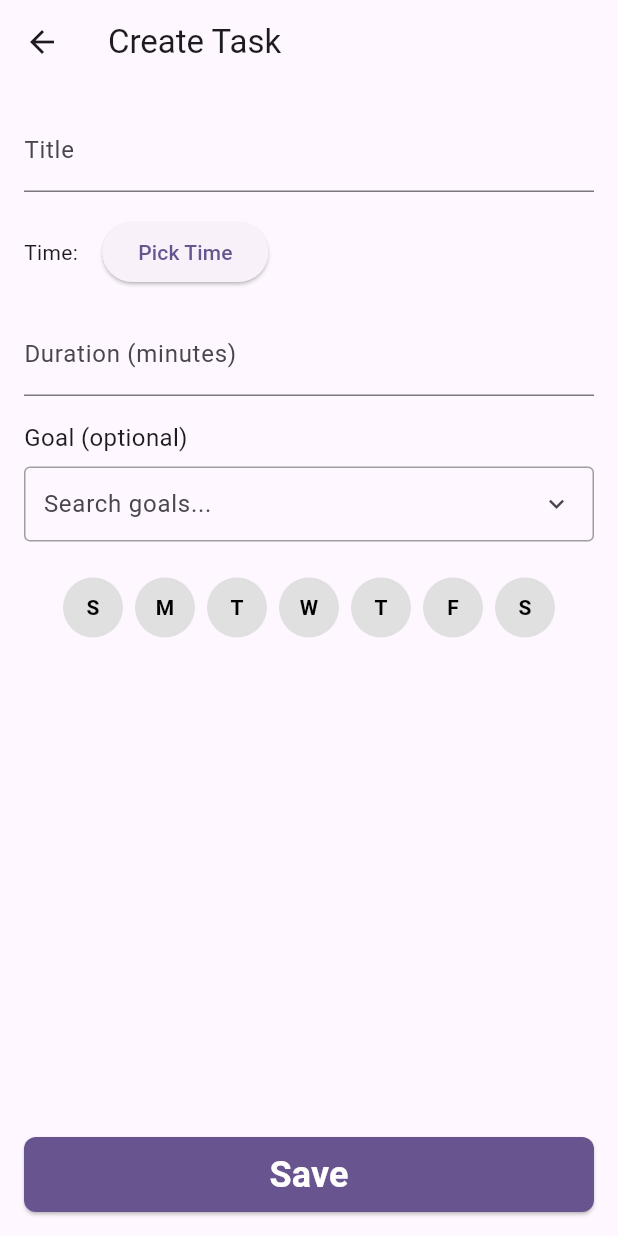
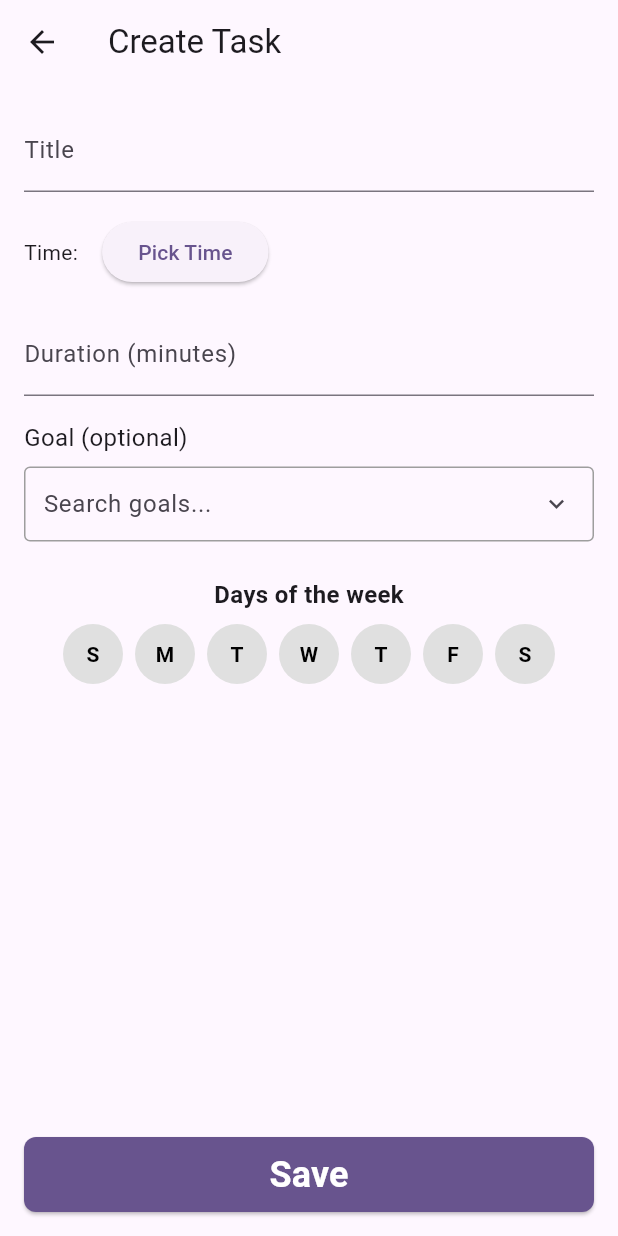
Before and after one commit to MatthewLacerda2/GoalGetter, a Flutter app: the CreateTaskScreen screen opened directly, on a phone screen of 412 x 824 dp. Run offline on Flutter 3.47's test engine with Material 3 defaults, Android fonts, the phone set to English and light mode, and no system bars; our stand-ins replace shared_preferences; accounts and stored records are empty.

Commit message:
days of the week letters

```diff
--- a/frontend/lib/screens/agenda/create_task_screen.dart
+++ b/frontend/lib/screens/agenda/create_task_screen.dart
@@ -112,7 +112,14 @@ class _CreateTaskScreenState extends State<CreateTaskScreen> {
               },
             ),
             const SizedBox(height: 24),
-            // Weekday selector
+            const Text(
+              'Days of the week',
+              style: TextStyle(
+                fontSize: 16,
+                fontWeight: FontWeight.bold,
+              ),
+            ),
+            const SizedBox(height: 8),
             Row(
               mainAxisAlignment: MainAxisAlignment.center,
               children: List.generate(7, (index) {
```
Also changed, not shown: frontend/lib/screens/agenda/edit_task_screen.dart (+8 -1 lines).
